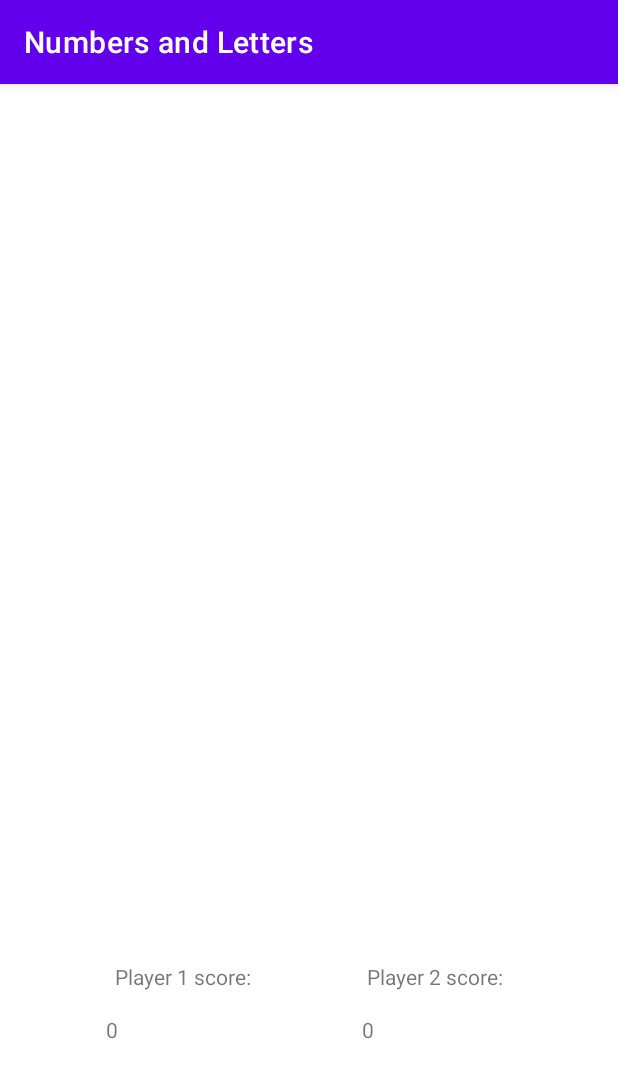
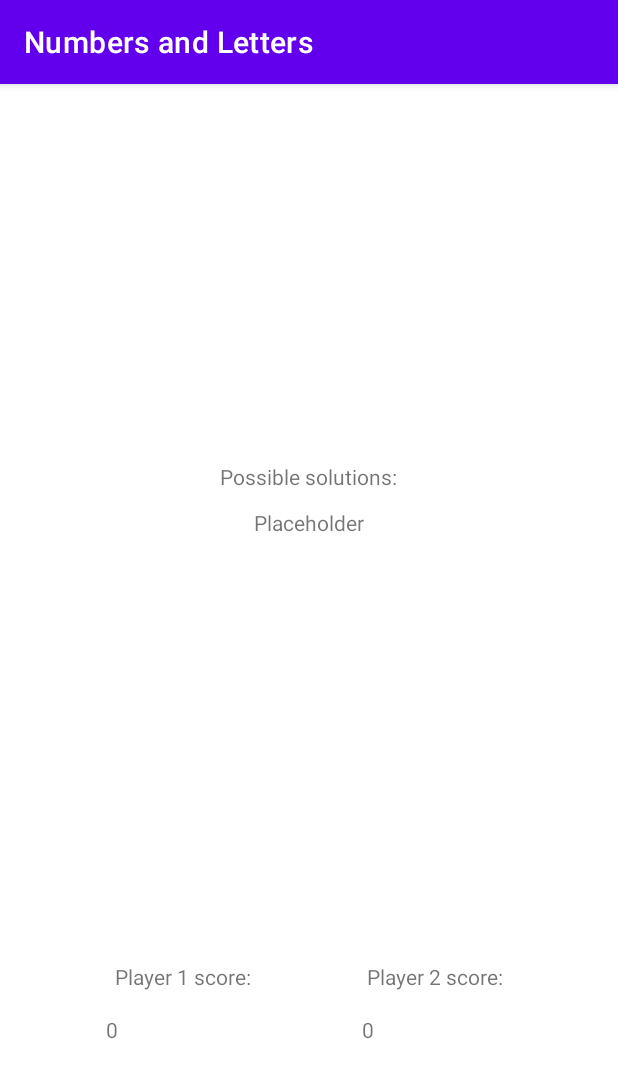
Before and after one commit to Jadabyte/Numbers-and-Letters, an Android app: the fragment ScoresFragment shown on its own in the app's theme, on a phone screen of 412 x 824 dp. Shown: the top 1078 px of the screen. Run offline under Robolectric (Android 15) with nearby library versions, the phone set to English and light mode, and no system bars.

Commit message:
Working on adding Zaki solving solutions to ScoresFragment

```diff
--- a/app/src/main/java/com/example/numbersandletters/MetaViewModel.java
+++ b/app/src/main/java/com/example/numbersandletters/MetaViewModel.java
@@ -14,6 +14,8 @@ public class MetaViewModel extends ViewModel {
     public int currentRound = 1;
     public int player1Score;
     public int player2Score;
+    public String player1Name = "Player 1";
+    public String player2Name = "Player 2";
 
     public static final int TOTAL_ROUNDS = 6;
     public static final int NUMBERS_ROUND = 0;
@@ -36,8 +38,6 @@ public class MetaViewModel extends ViewModel {
     }
 
     public void nextRound(){
-        //TODO: After each round, the counter must go up and the correct round type must be shown
-        //TODO: Make it so there's 2 number rounds followed by 1 letters round (x2)
         if (currentRound == LETTERS_ROUND_1 || currentRound == LETTERS_ROUND_2){
             getCheckRound().setValue(1);
         }
--- a/app/src/main/java/com/example/numbersandletters/NumberFragment.java
+++ b/app/src/main/java/com/example/numbersandletters/NumberFragment.java
@@ -6,9 +6,12 @@ import androidx.annotation.Nullable;
 import androidx.fragment.app.Fragment;
 import androidx.lifecycle.ViewModelProvider;
 
+import android.util.Log;
 import android.view.LayoutInflater;
 import android.view.View;
 import android.view.ViewGroup;
+
+import be.bluebanana.zakisolver.NumberSolver;
 
 public class NumberFragment extends Fragment {
 
--- a/app/src/main/java/com/example/numbersandletters/ScoresFragment.java
+++ b/app/src/main/java/com/example/numbersandletters/ScoresFragment.java
@@ -6,6 +6,7 @@ import androidx.annotation.Nullable;
 import androidx.fragment.app.Fragment;
 import androidx.lifecycle.ViewModelProvider;
 
+import android.util.Log;
 import android.view.LayoutInflater;
 import android.view.View;
 import android.view.ViewGroup;
@@ -14,13 +15,18 @@ import android.widget.TextView;
 
 import org.w3c.dom.Text;
 
+import be.bluebanana.zakisolver.NumberSolver;
+
 import static java.lang.String.valueOf;
 
 public class ScoresFragment extends Fragment {
 
     MetaViewModel metaViewModel;
+    NumberViewModel numberViewModel;
+    LetterViewModel letterViewModel;
     TextView score1;
     TextView score2;
+    TextView tvSolverSolutions;
 
     public ScoresFragment() {
         // Required empty public constructor
@@ -45,6 +51,7 @@ public class ScoresFragment extends Fragment {
 
         score1 = v.findViewById(R.id.tv_score_1);
         score2 = v.findViewById(R.id.tv_score_2);
+        tvSolverSolutions = v.findViewById(R.id.tv_solver_solutions);
 
         score1.setText(String.valueOf(metaViewModel.player1Score));
         score2.setText(String.valueOf(metaViewModel.player2Score));
--- a/app/src/main/java/com/example/numbersandletters/SolutionsFragment.java
+++ b/app/src/main/java/com/example/numbersandletters/SolutionsFragment.java
@@ -7,14 +7,19 @@ import androidx.fragment.app.Fragment;
 import androidx.lifecycle.ViewModelProvider;
 
 import android.text.InputType;
+import android.util.Log;
 import android.view.LayoutInflater;
 import android.view.View;
 import android.view.ViewGroup;
 import android.widget.EditText;
 
+import be.bluebanana.zakisolver.NumberSolver;
+
 public class SolutionsFragment extends Fragment {
 
     MetaViewModel metaViewModel;
+    NumberViewModel numberViewModel;
+    LetterViewModel letterViewModel;
     EditText answer1;
     EditText answer2;
 
--- a/app/src/main/res/layout/fragment_scores.xml
+++ b/app/src/main/res/layout/fragment_scores.xml
@@ -5,6 +5,27 @@
     android:layout_width="match_parent"
     android:layout_height="match_parent"
     tools:context=".ScoresFragment">
+
+    <TextView
+        android:id="@+id/textView4"
+        android:layout_width="wrap_content"
+        android:layout_height="wrap_content"
+        android:layout_marginTop="252dp"
+        android:text="Possible solutions:"
+        app:layout_constraintEnd_toEndOf="parent"
+        app:layout_constraintHorizontal_bias="0.498"
+        app:layout_constraintStart_toStartOf="parent"
+        app:layout_constraintTop_toTopOf="parent" />
+
+    <TextView
+        android:id="@+id/tv_solver_solutions"
+        android:layout_width="wrap_content"
+        android:layout_height="wrap_content"
+        android:layout_marginTop="11dp"
+        android:text="Placeholder"
+        app:layout_constraintEnd_toEndOf="parent"
+        app:layout_constraintStart_toStartOf="parent"
+        app:layout_constraintTop_toBottomOf="@+id/textView4" />
 
     <TextView
         android:id="@+id/textView"
--- a/app/src/main/res/values/strings.xml
+++ b/app/src/main/res/values/strings.xml
@@ -2,4 +2,6 @@
     <string name="app_name">Numbers and Letters</string>
     <!-- TODO: Remove or change this placeholder text -->
     <string name="hello_blank_fragment">Hello blank fragment</string>
+    <string name="roundLabel">Round&#160;</string>
+    <string name="colon">:</string>
 </resources>
```
Also changed, not shown: app/src/main/java/com/example/numbersandletters/MainActivity.java (+33 -8 lines), app/src/main/java/com/example/numbersandletters/NumberViewModel.java (+9 -0 lines).
